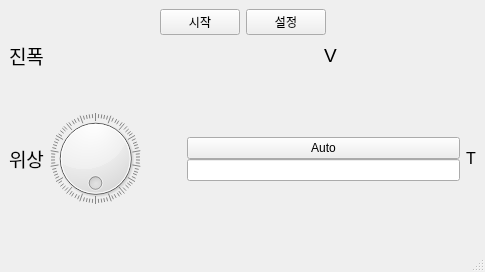
Before: the Qt Designer form main_window.ui in gkdisdhfl1/PowerSimulator, drawn with Qt 5.
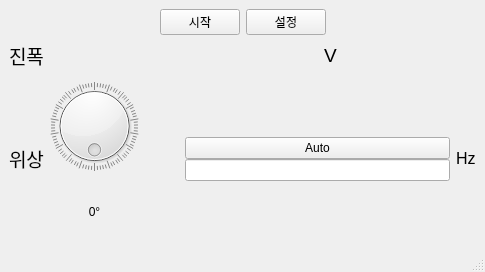
After: the same form once the commit is applied. Custom widgets are drawn as their Qt base class.

The edit to the form file:
```diff
--- a/main_window.ui
+++ b/main_window.ui
@@ -14,7 +14,7 @@
    <string>MainWindow</string>
   </property>
   <widget class="QWidget" name="centralwidget">
-   <layout class="QVBoxLayout" name="verticalLayout_2">
+   <layout class="QVBoxLayout" name="verticalLayout_5">
     <item>
      <layout class="QVBoxLayout" name="verticalLayout">
       <item>
@@ -121,6 +121,8 @@
        </widget>
       </item>
       <item>
+       <layout class="QVBoxLayout" name="verticalLayout_2">
+        <item>
        <widget class="QDial" name="phaseDial">
         <property name="maximum">
          <number>359</number>
@@ -134,6 +136,18 @@
        </widget>
       </item>
       <item>
+         <widget class="QLabel" name="phaseLabel">
+          <property name="text">
+           <string>0°</string>
+          </property>
+          <property name="alignment">
+           <set>Qt::AlignmentFlag::AlignCenter</set>
+          </property>
+         </widget>
+        </item>
+       </layout>
+      </item>
+      <item>
        <spacer name="horizontalSpacer_3">
         <property name="orientation">
          <enum>Qt::Orientation::Horizontal</enum>
@@ -200,7 +214,7 @@
          </font>
         </property>
         <property name="text">
-         <string>T</string>
+         <string>Hz</string>
         </property>
        </widget>
       </item>
```
Lines whose indentation alone changed are shown as unchanged.
